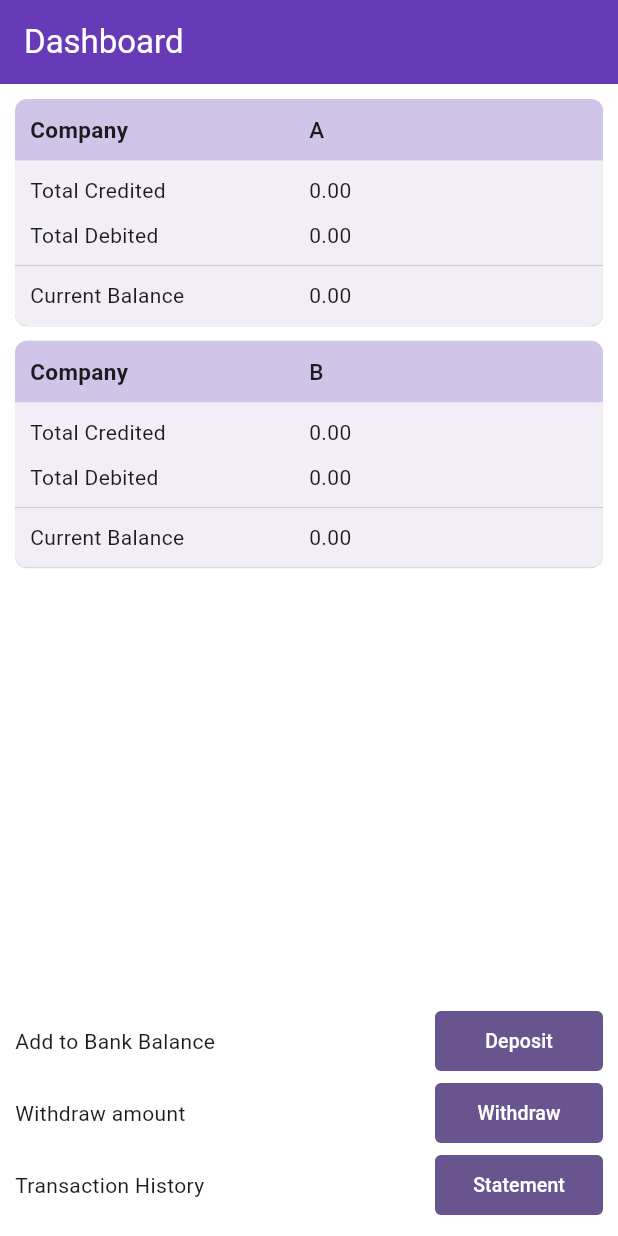
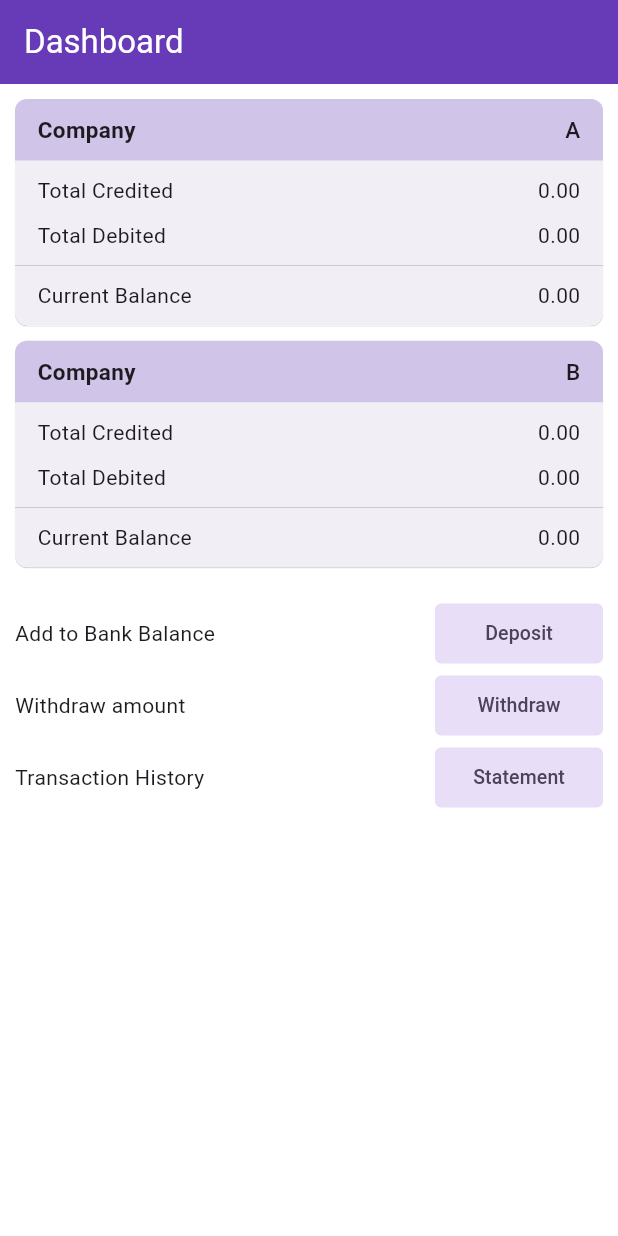
Before and after one commit to panchal777/clean_architecture_flutter, a Flutter app: the screen it shows after launch, on a phone screen of 412 x 824 dp. Run offline on Flutter 3.47's test engine with Material 3 defaults, Android fonts, the phone set to English and light mode, and no system bars; our stand-ins replace dartz, flutter_bloc, fluttertoast, freezed_annotation, get_it, go_router and 2 more; accounts and stored records are empty; generated files the repository leaves out were written again.

Commit message:
- ui fixes - code optimisation

```diff
--- a/lib/core/base_services/sqflite/transaction_table.dart
+++ b/lib/core/base_services/sqflite/transaction_table.dart
@@ -69,7 +69,7 @@ class TransactionDB {
       // previousTotalDeposited = result.first['totalDeposited'] ?? 0.0;
       // previousTotalWithdrawals = result.first['totalWithdrawn'] ?? 0.0;
       previousFinalAmount = result.first['finalAmount'] ?? 0.0;
-      if (previousFinalAmount < checkBalance) {
+      if (previousFinalAmount < checkBalance && transaction.isWithdraw) {
         throw Exception('Insufficient Balance');
       }
     }
--- a/lib/core/components/q_text.dart
+++ b/lib/core/components/q_text.dart
@@ -6,12 +6,14 @@ class QText extends StatelessWidget {
   final String text;
   final FontWeight? fontWeight;
   final QTextType qTextType;
+  final TextAlign? textAlign;
 
   const QText({
     super.key,
     required this.text,
     this.fontWeight,
     required this.qTextType,
+    this.textAlign,
   });
 
   final double headerSize = 15;
@@ -37,6 +39,7 @@ class QText extends StatelessWidget {
     return Text(
       text,
       style: getTextStyle(),
+      textAlign: textAlign,
     );
   }
 }
--- a/lib/core/utils/common.dart
+++ b/lib/core/utils/common.dart
@@ -7,8 +7,12 @@ class QCommon {
   }
 
   static String formatDecimal(double number) {
-    final formatter = NumberFormat('#,##0.00'); // Keeps two decimal places
-    return formatter.format(number);
+    try {
+      // double number = double.parse(value.replaceAll(',', ''));
+      return NumberFormat('#,##0.00').format(number);
+    } catch (e) {
+      return number.toString();
+    }
   }
 
   static String successMsg(String amount, String label) =>
--- a/lib/core/utils/input_formatters.dart
+++ b/lib/core/utils/input_formatters.dart
@@ -2,6 +2,9 @@ import 'package:flutter/services.dart';
 
 class QInputFormatter {
   static allowOnlyDigits() {
-    return [FilteringTextInputFormatter.digitsOnly];
+    return [
+      FilteringTextInputFormatter.digitsOnly,
+      LengthLimitingTextInputFormatter(10)
+    ];
   }
 }
--- a/lib/features/company/presentation/screens/dashboard.dart
+++ b/lib/features/company/presentation/screens/dashboard.dart
@@ -14,7 +14,11 @@ class DashboardScreen extends StatelessWidget {
         body: Padding(
           padding: const EdgeInsets.all(10),
           child: Column(
-            children: [Expanded(child: DashboardCards()), DashboardButtons()],
+            children: [
+              Flexible(child: DashboardCards()),
+              SizedBox(height: 10),
+              DashboardButtons()
+            ],
           ),
         ),
       ),
--- a/lib/features/company/presentation/screens/deposit_amount_screen.dart
+++ b/lib/features/company/presentation/screens/deposit_amount_screen.dart
@@ -31,7 +31,7 @@ class DepositAmountScreen extends StatelessWidget {
 
               addAmountController.text = '';
               if (!state.notification!.isFailure) {
-                context.pop();
+                context.pop('refresh');
                 context.pushNamed(AppRouteName.statement);
               }
             }
@@ -50,6 +50,7 @@ class DepositAmountScreen extends StatelessWidget {
                       isMandatory: true,
                       keyBoardType: TextInputType.number,
                       inputFormatters: QInputFormatter.allowOnlyDigits(),
+                      maxLength: 10,
                     ),
                     SizedBox(height: 20),
                     Center(
--- a/lib/features/company/presentation/screens/withdraw_amount_screen.dart
+++ b/lib/features/company/presentation/screens/withdraw_amount_screen.dart
@@ -40,7 +40,7 @@ class _WithdrawAmountScreenState extends State<WithdrawAmountScreen> {
               if (!state.notification!.isFailure) {
                 withdrawAmountController.text = '';
                 companyName = '';
-                context.pop();
+                context.pop('refresh');
                 context.pushNamed(AppRouteName.statement);
               }
             }
@@ -67,6 +67,7 @@ class _WithdrawAmountScreenState extends State<WithdrawAmountScreen> {
                       controller: withdrawAmountController,
                       keyBoardType: TextInputType.number,
                       inputFormatters: QInputFormatter.allowOnlyDigits(),
+                      maxLength: 10,
                     ),
                     SizedBox(height: 20),
                     Center(
--- a/lib/features/company/presentation/widgets/dashboard_buttons.dart
+++ b/lib/features/company/presentation/widgets/dashboard_buttons.dart
@@ -17,7 +17,7 @@ class DashboardButtons extends StatelessWidget {
         bindRows(
           title: AppStrings.addToBankBalance,
           btnText: AppStrings.deposit,
-          qBtnType: QButtonType.filled,
+          qBtnType: QButtonType.tonal,
           onPressed: () {
             navigateToNextPage(AppRouteName.saving, context);
           },
@@ -25,7 +25,7 @@ class DashboardButtons extends StatelessWidget {
         bindRows(
           title: AppStrings.withdrawAmount,
           btnText: AppStrings.withdraw,
-          qBtnType: QButtonType.filled,
+          qBtnType: QButtonType.tonal,
           onPressed: () {
             navigateToNextPage(AppRouteName.withdraw, context);
           },
@@ -33,7 +33,7 @@ class DashboardButtons extends StatelessWidget {
         bindRows(
           title: AppStrings.transactionHistory,
           btnText: AppStrings.statement,
-          qBtnType: QButtonType.filled,
+          qBtnType: QButtonType.tonal,
           onPressed: () {
             navigateToNextPage(AppRouteName.statement, context);
           },
@@ -74,7 +74,7 @@ class DashboardButtons extends StatelessWidget {
 
   navigateToNextPage(String routeName, BuildContext context) {
     context.pushNamed(routeName).then((value) {
-      if (context.mounted) {
+      if (context.mounted && value is String && value == 'refresh') {
         refreshList(context);
       }
     });
--- a/lib/features/company/presentation/widgets/dashboard_cards.dart
+++ b/lib/features/company/presentation/widgets/dashboard_cards.dart
@@ -15,10 +15,8 @@ class DashboardCards extends StatelessWidget {
     return BlocBuilder<CompanyBloc, CompanyState>(
         bloc: context.read<CompanyBloc>(),
         builder: (context, state) {
-          return Column(
-            children: [
-              Expanded(
-                child: ListView.builder(
+          return ListView.builder(
+            shrinkWrap: true,
             itemCount: state.companyTransactionSummary?.length ?? 2,
             itemBuilder: (context, index) {
               var data = state.companyTransactionSummary?[index];
@@ -30,9 +28,6 @@ class DashboardCards extends StatelessWidget {
                 totalDebited: data?.totalDebited ?? 0,
               );
             },
-                ),
-              ),
-            ],
           );
         });
   }
@@ -106,7 +101,7 @@ Widget bindRows(
   QTextType? qTValue,
 }) {
   return Padding(
-    padding: const EdgeInsets.only(bottom: 10, left: 10, right: 10),
+    padding: const EdgeInsets.only(bottom: 10, left: 15, right: 15),
     child: Row(
       children: [
         Expanded(
@@ -122,6 +117,7 @@ Widget bindRows(
             text: value,
             qTextType: qTValue ?? QTextType.medium,
             fontWeight: fwValue,
+            textAlign: TextAlign.end,
           ),
         ),
       ],
```
Also changed, not shown: lib/core/components/q_input.dart (+9 -4 lines), lib/features/company/presentation/screens/statement_screen.dart (+12 -12 lines). Lines whose indentation alone changed are shown as unchanged.
